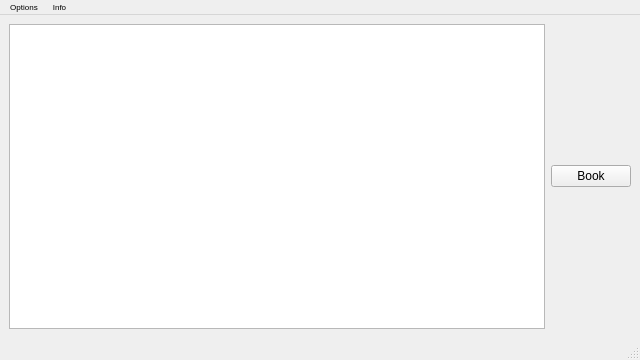
First picture: the form in mainwindow.ui, repository Tmroz21/Plane-Reservation-System, before the edit.
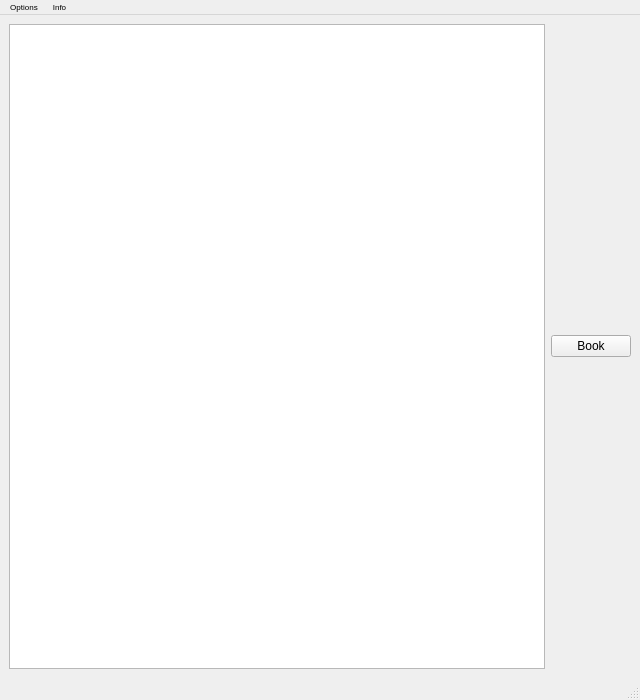
Second picture: the form after the edit.

```diff
--- a/mainwindow.ui
+++ b/mainwindow.ui
@@ -7,7 +7,7 @@
     <x>0</x>
     <y>0</y>
     <width>640</width>
-    <height>360</height>
+    <height>700</height>
    </rect>
   </property>
   <property name="sizePolicy">
@@ -19,7 +19,7 @@
   <property name="minimumSize">
    <size>
     <width>640</width>
-    <height>360</height>
+    <height>700</height>
    </size>
   </property>
   <property name="windowTitle">
```
